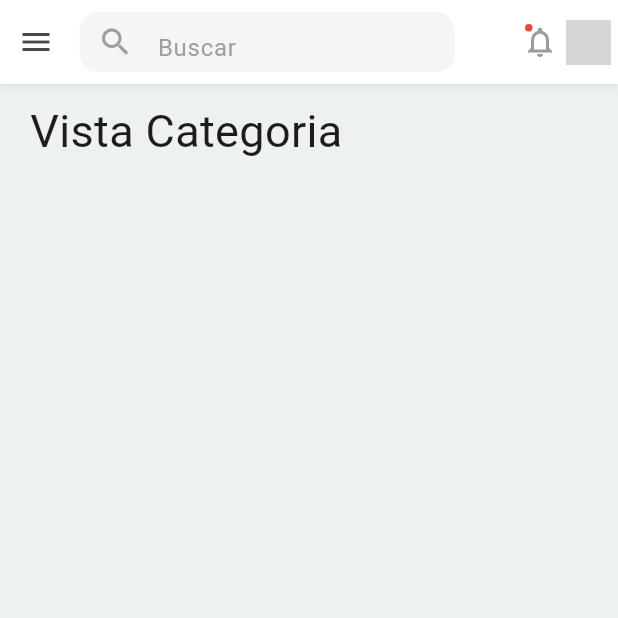
After one commit to Zero0242/fl_admin_dashboard, a Flutter app: the CategoriesView screen opened by its route, on a phone screen of 412 x 824 dp, the top half of it. The commit adds this screen. Run offline on Flutter 3.47's test engine with Material 3 defaults, Android fonts, the phone set to English and light mode, and no system bars; our stand-ins replace email_validator, flutter_riverpod, get_storage, go_router, google_fonts, riverpod_annotation; accounts and stored records are empty; generated files the repository leaves out were written again; network calls fail; grey boxes are pictures that could not be loaded.

Commit message:
[DASHBOARD]:configuracion de rutas

```diff
--- a/lib/features/dashboard/presentation/layout/dashboard_layout.dart
+++ b/lib/features/dashboard/presentation/layout/dashboard_layout.dart
@@ -32,7 +32,7 @@ class _DashboardLayoutState extends State<DashboardLayout>
         children: <Widget>[
           Row(
             children: <Widget>[
-              if (size.width > 700) const Sidebar(),
+              if (size.width > 700) Sidebar(shell: widget.shell),
               Expanded(
                 child: Column(
                   children: <Widget>[
@@ -40,7 +40,6 @@ class _DashboardLayoutState extends State<DashboardLayout>
                     Expanded(
                       child: widget.shell,
                     ),
-                    // Expanded(child: widget.child),
                   ],
                 ),
               ),
--- /dev/null
+++ b/lib/features/dashboard/presentation/views/categories_view.dart
@@ -0,0 +1,70 @@
+import 'package:fl_admin_dashboard/features/shared/shared.dart';
+import 'package:flutter/material.dart';
+
+import '../layout/dashboard_layout.dart';
+
+class CategoriesView extends StatefulWidget {
+  const CategoriesView({super.key});
+  static const String route = 'categories';
+  static const String fullRoute = '${DashboardLayout.path}/$route';
+
+  @override
+  State<CategoriesView> createState() => _CategoriesViewState();
+}
+
+class _CategoriesViewState extends State<CategoriesView> {
+  final int _rowsPerPage = PaginatedDataTable.defaultRowsPerPage;
+
+  @override
+  void initState() {
+    super.initState();
+    // Provider.of<CategoriasProvider>(context, listen: false).getCategories();
+  }
+
+  @override
+  Widget build(BuildContext context) {
+    // final provider = Provider.of<CategoriasProvider>(context);
+    return Padding(
+      padding: const EdgeInsets.symmetric(horizontal: 20, vertical: 10),
+      child: ListView(
+        physics: const ClampingScrollPhysics(),
+        children: <Widget>[
+          Text('Vista Categoria', style: CustomLabels.h1),
+          const SizedBox(height: 10),
+          // PaginatedDataTable(
+          //   header: const Center(
+          //     child: Text(
+          //       'Tabla de las categorias',
+          //       style: TextStyle(fontWeight: FontWeight.bold),
+          //     ),
+          //   ),
+          //   columns: const <DataColumn>[
+          //     DataColumn(label: Text('ID')),
+          //     DataColumn(label: Text('Categoria')),
+          //     DataColumn(label: Text('Usuario')),
+          //     DataColumn(label: Text('Acciones')),
+          //   ],
+          //   source: CategoriesSource(provider.categorias, context),
+          //   rowsPerPage: _rowsPerPage,
+          //   onRowsPerPageChanged: (value) {
+          //     setState(() => _rowsPerPage = value ?? 10);
+          //   },
+          //   actions: [
+          //     CustomIconButton(
+          //       onPressed: () {
+          //         showModalBottomSheet(
+          //           backgroundColor: Colors.transparent,
+          //           context: context,
+          //           builder: (_) => const CategoryModal(),
+          //         );
+          //       },
+          //       text: 'Crear',
+          //       icon: Icons.add_outlined,
+          //     ),
+          //   ],
+          // ),
+        ],
+      ),
+    );
+  }
+}
--- a/lib/features/dashboard/presentation/views/views.dart
+++ b/lib/features/dashboard/presentation/views/views.dart
@@ -1,2 +1,5 @@
 export 'blank_view.dart';
+export 'categories_view.dart';
+export 'dashboard_view.dart';
 export 'icons_view.dart';
+export 'users_view.dart';
--- a/lib/features/dashboard/presentation/widgets/nav_bar.dart
+++ b/lib/features/dashboard/presentation/widgets/nav_bar.dart
@@ -1,4 +1,6 @@
 import 'package:flutter/material.dart';
+
+import 'widgets.dart';
 
 class NavBar extends StatelessWidget {
   const NavBar({super.key});
@@ -20,17 +22,16 @@ class NavBar extends StatelessWidget {
               icon: const Icon(Icons.menu_outlined),
             ),
           const SizedBox(width: 5),
-          // Search input
-          // if (size.width > 390)
-          // ConstrainedBox(
-          //   constraints: const BoxConstraints(maxWidth: 250),
-          //   child: const SearchText(),
-          // ),
-          // const Spacer(),
-          // const NotificationsIndicator(),
-          // const SizedBox(width: 5),
-          // const NavbarAvatar(),
-          // const SizedBox(width: 5),
+          if (size.width > 390)
+            ConstrainedBox(
+              constraints: const BoxConstraints(maxWidth: 250),
+              child: const SearchText(),
+            ),
+          const Spacer(),
+          const NotificationsIndicator(),
+          const SizedBox(width: 5),
+          const NavbarAvatar(),
+          const SizedBox(width: 5),
         ],
       ),
     );
--- /dev/null
+++ b/lib/features/dashboard/presentation/widgets/nav_bar_avatar.dart
@@ -0,0 +1,16 @@
+import 'package:flutter/material.dart';
+
+class NavbarAvatar extends StatelessWidget {
+  const NavbarAvatar({super.key});
+
+  @override
+  Widget build(BuildContext context) {
+    return ClipOval(
+      child: SizedBox(
+        width: 30,
+        height: 30,
+        child: Image.network('https://picsum.photos/300'),
+      ),
+    );
+  }
+}
--- /dev/null
+++ b/lib/features/dashboard/presentation/widgets/notifications_indicator.dart
@@ -0,0 +1,27 @@
+import 'package:flutter/material.dart';
+
+class NotificationsIndicator extends StatelessWidget {
+  const NotificationsIndicator({super.key});
+
+  @override
+  Widget build(BuildContext context) {
+    return Stack(
+      children: <Widget>[
+        const Icon(Icons.notifications_none_outlined, color: Colors.grey),
+        Positioned(
+          left: 2,
+          child: Container(
+            width: 5,
+            height: 5,
+            decoration: buildDecoration(),
+          ),
+        ),
+      ],
+    );
+  }
+
+  BoxDecoration buildDecoration() => const BoxDecoration(
+        color: Colors.red,
+        shape: BoxShape.circle,
+      );
+}
--- /dev/null
+++ b/lib/features/dashboard/presentation/widgets/search_text.dart
@@ -0,0 +1,25 @@
+import 'package:fl_admin_dashboard/features/shared/shared.dart';
+import 'package:flutter/material.dart';
+
+class SearchText extends StatelessWidget {
+  const SearchText({super.key});
+
+  @override
+  Widget build(BuildContext context) {
+    return Container(
+      height: 40,
+      decoration: buildBoxDecoration(),
+      child: TextField(
+        decoration: CustomInputs.searchInputDecoration(
+          hint: 'Buscar',
+          icon: Icons.search_outlined,
+        ),
+      ),
+    );
+  }
+
+  BoxDecoration buildBoxDecoration() => BoxDecoration(
+        borderRadius: BorderRadius.circular(12),
+        color: Colors.grey.withOpacity(0.1),
+      );
+}
--- a/lib/features/dashboard/presentation/widgets/widgets.dart
+++ b/lib/features/dashboard/presentation/widgets/widgets.dart
@@ -3,5 +3,11 @@
 /// De esta forma los widgets se llaman desde este archivo
 library;
 
+export 'logo.dart';
+export 'menu_item.dart';
 export 'nav_bar.dart';
+export 'nav_bar_avatar.dart';
+export 'notifications_indicator.dart';
+export 'search_text.dart';
 export 'side_bar.dart';
+export 'text_separator.dart';
```
Also changed, not shown: lib/config/router/app_router.dart (+18 -4 lines), lib/features/dashboard/presentation/views/dashboard_view.dart (added, +31 -0 lines), lib/features/dashboard/presentation/views/users_view.dart (added, +49 -0 lines), lib/features/dashboard/presentation/widgets/logo.dart (added, +31 -0 lines), lib/features/dashboard/presentation/widgets/menu_item.dart (added, +63 -0 lines), lib/features/dashboard/presentation/widgets/side_bar.dart (+66 -53 lines), lib/features/dashboard/presentation/widgets/text_separator.dart (added, +22 -0 lines).
